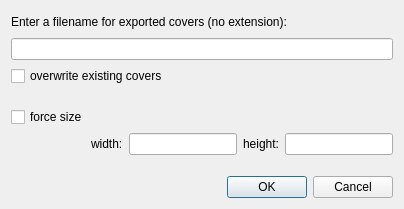
Above: src/ui/exportcoversdialog.ui from vikramambrose/Clementine before the change. Below: the same form after it.
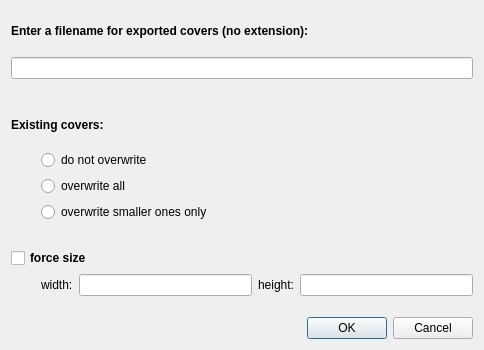
That is the form after the change. Icons and pictures are not drawn.

Commit message: prettier export covers window; still mostly mock

The edit to the form file:
```diff
--- a/src/ui/exportcoversdialog.ui
+++ b/src/ui/exportcoversdialog.ui
@@ -6,8 +6,8 @@
    <rect>
     <x>0</x>
     <y>0</y>
-    <width>404</width>
-    <height>209</height>
+    <width>484</width>
+    <height>350</height>
    </rect>
   </property>
   <property name="windowTitle">
@@ -28,6 +28,12 @@
          <verstretch>0</verstretch>
         </sizepolicy>
        </property>
+       <property name="font">
+        <font>
+         <weight>75</weight>
+         <bold>true</bold>
+        </font>
+       </property>
        <property name="text">
         <string>Enter a filename for exported covers (no extension):</string>
        </property>
@@ -43,12 +49,75 @@
     </layout>
    </item>
    <item>
-    <widget class="QCheckBox" name="overwrite">
+    <spacer name="verticalSpacer_2">
+     <property name="orientation">
+      <enum>Qt::Vertical</enum>
+     </property>
+     <property name="sizeType">
+      <enum>QSizePolicy::Fixed</enum>
+     </property>
+     <property name="sizeHint" stdset="0">
+      <size>
+       <width>20</width>
+       <height>20</height>
+      </size>
+     </property>
+    </spacer>
+   </item>
+   <item>
+    <widget class="QLabel" name="overwriteLabel">
+     <property name="font">
+      <font>
+       <weight>75</weight>
+       <bold>true</bold>
+      </font>
+     </property>
      <property name="text">
-      <string>overwrite existing covers</string>
+      <string>Existing covers:</string>
      </property>
     </widget>
    </item>
+   <item>
+    <layout class="QGridLayout" name="gridLayout">
+     <item row="0" column="1">
+      <widget class="QRadioButton" name="doNotOverwrite">
+       <property name="text">
+        <string>do not overwrite</string>
+       </property>
+      </widget>
+     </item>
+     <item row="1" column="1">
+      <widget class="QRadioButton" name="overwriteAll">
+       <property name="text">
+        <string>overwrite all</string>
+       </property>
+      </widget>
+     </item>
+     <item row="2" column="1">
+      <widget class="QRadioButton" name="overwriteSmaller">
+       <property name="text">
+        <string>overwrite smaller ones only</string>
+       </property>
+      </widget>
+     </item>
+     <item row="0" column="0">
+      <spacer name="horizontalSpacer_3">
+       <property name="orientation">
+        <enum>Qt::Horizontal</enum>
+       </property>
+       <property name="sizeType">
+        <enum>QSizePolicy::Fixed</enum>
+       </property>
+       <property name="sizeHint" stdset="0">
+        <size>
+         <width>30</width>
+         <height>20</height>
+        </size>
+       </property>
+      </spacer>
+     </item>
+    </layout>
+   </item>
    <item>
     <spacer name="verticalSpacer">
      <property name="orientation">
@@ -60,13 +129,19 @@
      <property name="sizeHint" stdset="0">
       <size>
        <width>20</width>
-       <height>15</height>
+       <height>20</height>
       </size>
      </property>
     </spacer>
    </item>
    <item>
     <widget class="QCheckBox" name="forceSize">
+     <property name="font">
+      <font>
+       <weight>75</weight>
+       <bold>true</bold>
+      </font>
+     </property>
      <property name="text">
       <string>force size</string>
      </property>
@@ -79,9 +154,12 @@
        <property name="orientation">
         <enum>Qt::Horizontal</enum>
        </property>
+       <property name="sizeType">
+        <enum>QSizePolicy::Fixed</enum>
+       </property>
        <property name="sizeHint" stdset="0">
         <size>
-         <width>40</width>
+         <width>30</width>
          <height>20</height>
         </size>
        </property>
```
The commit also changes 54 other files.
